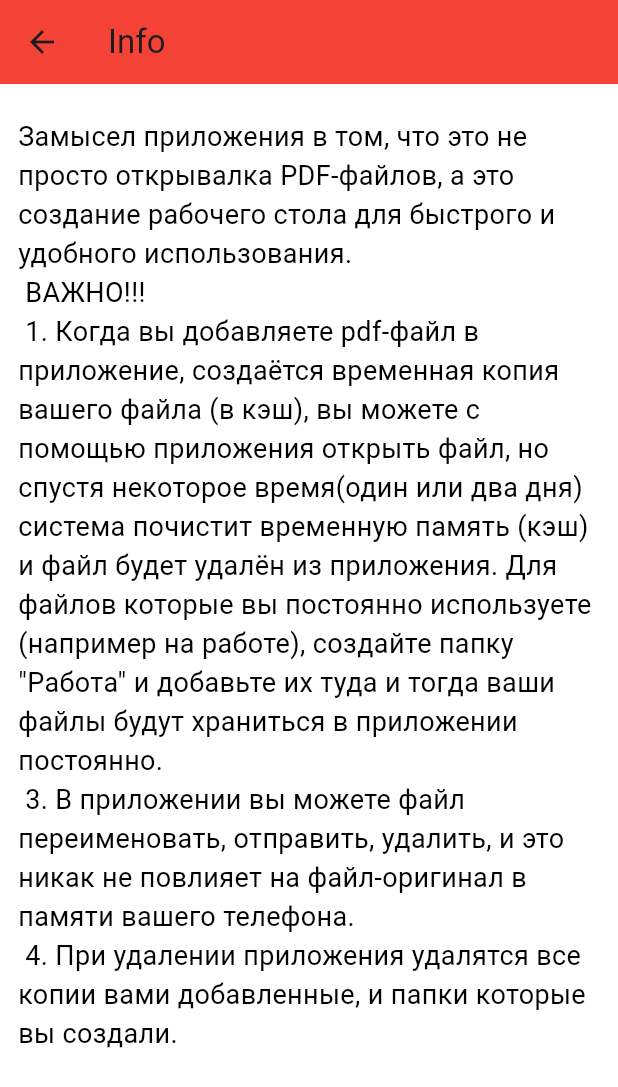
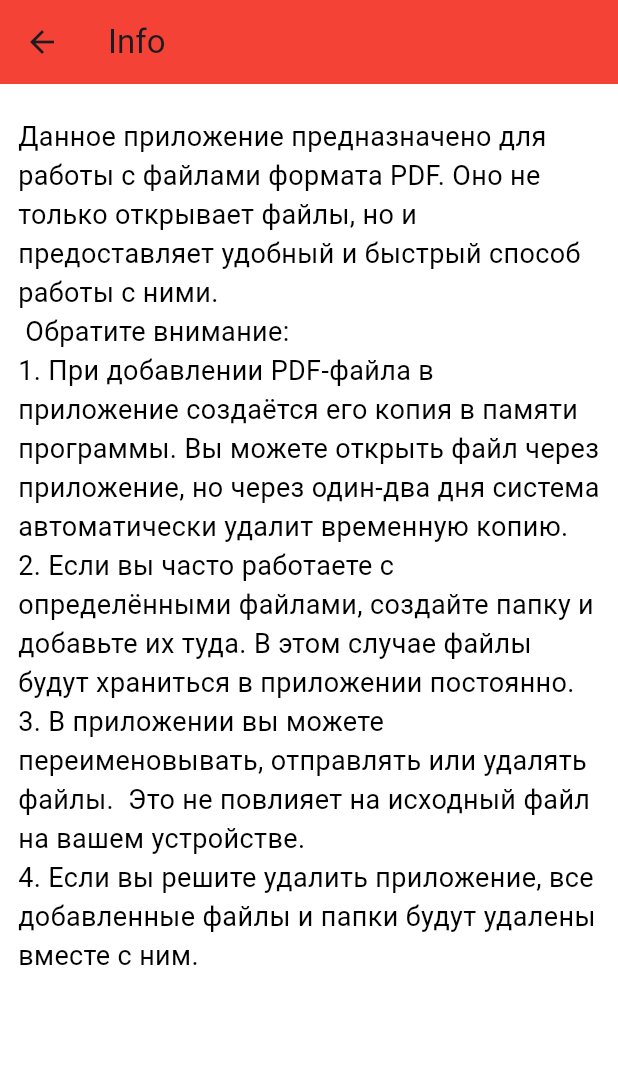
Before and after one commit to giraf32/pdf_hub, a Flutter app: the InfoApp screen opened directly, on a phone screen of 412 x 824 dp. Shown: the top 1087 px of the screen. Run offline on Flutter 3.47's test engine with Material 3 defaults, Android fonts, the light colour scheme and no system bars; our stand-ins replace animated_text_kit, auto_route, file_picker, share_plus, shared_preferences, sqflite; missing offline and left inert: pdfrx; accounts and stored records are empty.

Commit message:
create info

```diff
--- a/lib/app/data/db_app/db_services_folder.dart
+++ b/lib/app/data/db_app/db_services_folder.dart
@@ -1,4 +1,3 @@
-
 import 'package:pdf_hub/app/domain/db_api_folder.dart';
 import 'package:pdf_hub/app/domain/model/folder_model.dart';
 import 'package:sqflite/sqflite.dart';
@@ -14,12 +13,13 @@ class DbServicesFolder implements DbApiFolder {
   @override
   Future<void> deleteFolderDb({required int? id}) async {
     //final db = await initDb.database;
+
     await db.delete('folder', where: 'id = ?', whereArgs: [id]);
   }
 
   @override
   Future<List<FolderModel?>> getListFolderDb() async {
-   // final db = await initDb.database;
+    // final db = await initDb.database;
     final List<Map<String, dynamic>> folderMaps = await db.query('folder');
 
     return List.generate(folderMaps.length, (index) {
@@ -40,7 +40,7 @@ class DbServicesFolder implements DbApiFolder {
   @override
   Future<void> updateFolderDb({required FolderModel folder}) async {
     //final db = await initDb.database;
-  await db.update('folder', folder.toMapPDF(),
+    await db.update('folder', folder.toMapPDF(),
         where: 'id = ?', whereArgs: [folder.id]);
   }
 }
--- a/lib/app/settings/info_app.dart
+++ b/lib/app/settings/info_app.dart
@@ -17,26 +17,16 @@ class InfoApp extends StatelessWidget {
                 height: 10,
               ),
               const Text(
-                'Замысел приложения в том, что '
-                'это не просто открывалка PDF-файлов, '
-                'а это создание рабочего стола для '
-                'быстрого и удобного использования.\n '
-                'ВАЖНО!!!  \n '
-                '1. Когда вы добавляете pdf-файл в приложение, '
-                'создаётся временная копия вашего файла (в кэш), '
-                'вы можете с помощью приложения открыть файл, '
-                'но спустя некоторое время(один или два дня) система '
-                'почистит временную память (кэш) и файл будет удалён '
-                'из приложения. Для файлов которые вы постоянно '
-                'используете (например на работе), '
-                'создайте папку "Работа" и добавьте '
-                'их туда и тогда ваши файлы '
-                'будут храниться в приложении постоянно.\n '
-                '3. В приложении вы можете файл переименовать, '
-                'отправить, удалить, и это никак не повлияет '
-                'на файл-оригинал в памяти вашего телефона.\n '
-                '4. При удалении приложения удалятся все копии '
-                'вами добавленные, и папки которые вы создали. ',
+                'Данное приложение предназначено для работы с файлами формата PDF.'
+                ' Оно не только открывает файлы, но и предоставляет удобный и быстрый способ работы с ними.\n'
+                ' Обратите внимание: \n'
+                '1. При добавлении PDF-файла в приложение создаётся его копия в памяти программы.'
+                ' Вы можете открыть файл через приложение, но через один-два дня система автоматически удалит временную копию.\n'
+                '2. Если вы часто работаете с определёнными файлами, создайте папку и добавьте их туда.'
+                ' В этом случае файлы будут храниться в приложении постоянно.\n'
+                '3. В приложении вы можете переименовывать, отправлять или удалять файлы. '
+                ' Это не повлияет на исходный файл на вашем устройстве.\n'
+                '4. Если вы решите удалить приложение, все добавленные файлы и папки будут удалены вместе с ним.',
                 style: TextStyle(color: Colors.black, fontSize: 18),
               ),
               const SizedBox(
--- a/lib/di/app_depends.dart
+++ b/lib/di/app_depends.dart
@@ -42,8 +42,9 @@ class AppDepends {
       onError("mySharedPreferences", error, stackTrace);
     }
     try {
+      // throw 'myError';
       pdfRepo = PdfRepository(dbServicesPdf: dbApiPdf);
-    //  throw ('myError');
+
     } on Object catch (error, stackTrace) {
       onError("pdfRepo", error, stackTrace);
     }
--- a/lib/main.dart
+++ b/lib/main.dart
@@ -17,16 +17,17 @@ import 'app/domain/provider/provider_pdf.dart';
 
 //String settingsKeyFirstPages = 'firstPages';
 
-void main() {
-
+void main() async{
   runZonedGuarded(() async {
-     WidgetsFlutterBinding.ensureInitialized();
-  Database? db = await InitDb.create().database;
-  final dbServicesFolder = DbServicesFolder(db: db!);
-  final dbServicesPdf = DbServicesPdf(db: db);
+    //  WidgetsFlutterBinding.ensureInitialized();
+    await _initApp();
+    Database? db = await InitDb.create().database;
+    final dbServicesFolder = DbServicesFolder(db: db!);
+    final dbServicesPdf = DbServicesPdf(db: db);
 
     final dependsRepo =
         AppDepends(dbApiFolder: dbServicesFolder, dbApiPdf: dbServicesPdf);
+
     await dependsRepo.init(
       onError: (name, error, stackTrace) {
         throw '$name: $error: $stackTrace';
@@ -55,6 +56,14 @@ void main() {
     log(error.toString(), stackTrace: stack, error: error);
     runApp(AppWithError(message: '$error,$stack'));
   });
+  WidgetsBinding.instance.addPostFrameCallback((_) {
+    WidgetsBinding.instance.allowFirstFrame();
+  });
+}
+
+Future<void> _initApp() async {
+  WidgetsFlutterBinding.ensureInitialized();
+  WidgetsBinding.instance.deferFirstFrame();
 }
 
 class MyApp extends StatefulWidget {
```
